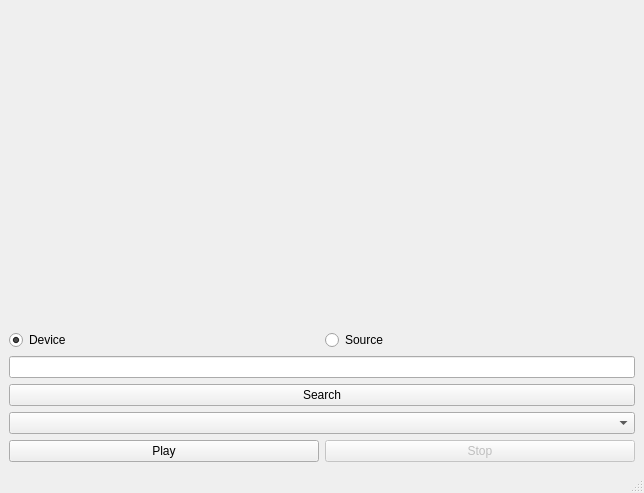
This is gui/app.ui in junsee1412/leaf_disease as Qt 5 draws it before an edit. The edited form follows.
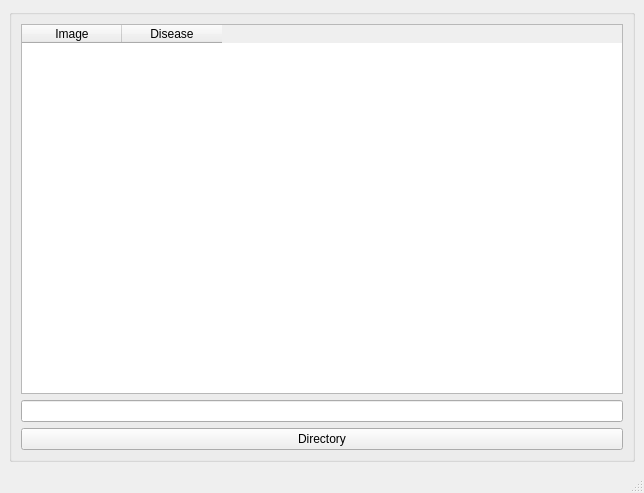
This is the edited form.

Patch:
```diff
--- a/gui/app.ui
+++ b/gui/app.ui
@@ -15,87 +15,38 @@
   </property>
   <widget class="QWidget" name="centralwidget">
    <layout class="QGridLayout" name="gridLayout">
-    <item row="3" column="0">
-     <widget class="QRadioButton" name="r_device">
-      <property name="focusPolicy">
-       <enum>Qt::NoFocus</enum>
-      </property>
-      <property name="text">
-       <string>Device</string>
-      </property>
-      <property name="checked">
-       <bool>true</bool>
-      </property>
-     </widget>
-    </item>
-    <item row="8" column="0">
-     <widget class="QPushButton" name="btn_play">
-      <property name="focusPolicy">
-       <enum>Qt::NoFocus</enum>
-      </property>
-      <property name="text">
-       <string>Play</string>
-      </property>
-     </widget>
-    </item>
-    <item row="5" column="0" colspan="2">
-     <widget class="QLineEdit" name="txt_path">
-      <property name="focusPolicy">
-       <enum>Qt::NoFocus</enum>
-      </property>
-      <property name="readOnly">
-       <bool>true</bool>
-      </property>
-     </widget>
-    </item>
-    <item row="7" column="0" colspan="2">
-     <widget class="QComboBox" name="cb_device">
-      <property name="focusPolicy">
-       <enum>Qt::NoFocus</enum>
-      </property>
-     </widget>
-    </item>
-    <item row="8" column="1">
-     <widget class="QPushButton" name="btn_stop">
-      <property name="enabled">
-       <bool>false</bool>
-      </property>
-      <property name="focusPolicy">
-       <enum>Qt::NoFocus</enum>
-      </property>
-      <property name="text">
-       <string>Stop</string>
-      </property>
-     </widget>
-    </item>
-    <item row="0" column="0" colspan="2">
-     <widget class="QLabel" name="lb_display">
-      <property name="focusPolicy">
-       <enum>Qt::NoFocus</enum>
-      </property>
-      <property name="text">
-       <string/>
-      </property>
-     </widget>
-    </item>
-    <item row="3" column="1">
-     <widget class="QRadioButton" name="r_source">
-      <property name="focusPolicy">
-       <enum>Qt::NoFocus</enum>
-      </property>
-      <property name="text">
-       <string>Source</string>
-      </property>
-     </widget>
-    </item>
-    <item row="6" column="0" colspan="2">
-     <widget class="QPushButton" name="btn_path">
-      <property name="focusPolicy">
-       <enum>Qt::NoFocus</enum>
-      </property>
-      <property name="text">
-       <string>Search</string>
-      </property>
+    <item row="1" column="1" colspan="2">
+     <widget class="QGroupBox" name="groupBox">
+      <layout class="QGridLayout" name="gridLayout_2">
+       <item row="2" column="0">
+        <widget class="QPushButton" name="btn_directory">
+         <property name="text">
+          <string>Directory</string>
+         </property>
+        </widget>
+       </item>
+       <item row="1" column="0">
+        <widget class="QLineEdit" name="linePath">
+         <property name="readOnly">
+          <bool>true</bool>
+         </property>
+        </widget>
+       </item>
+       <item row="0" column="0">
+        <widget class="QTableWidget" name="tableWidget">
+         <column>
+          <property name="text">
+           <string>Image</string>
+          </property>
+         </column>
+         <column>
+          <property name="text">
+           <string>Disease</string>
+          </property>
+         </column>
+        </widget>
+       </item>
+      </layout>
      </widget>
     </item>
    </layout>
```
Left out of the diff: 243 changed lines with no effect on the pictures.
